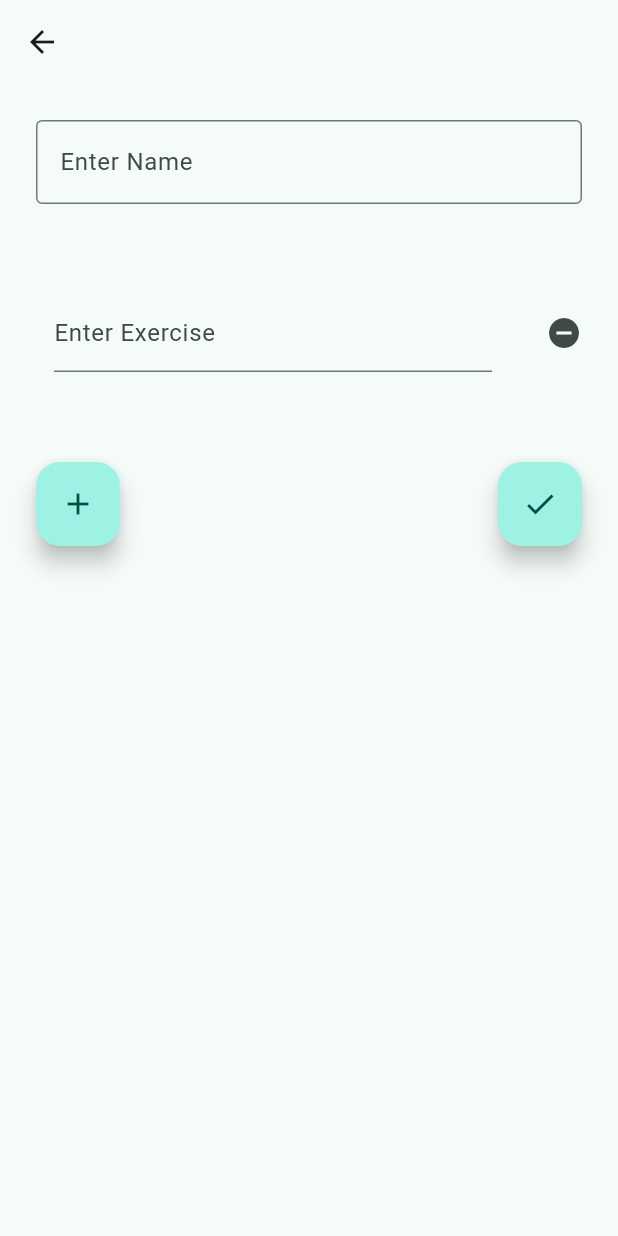
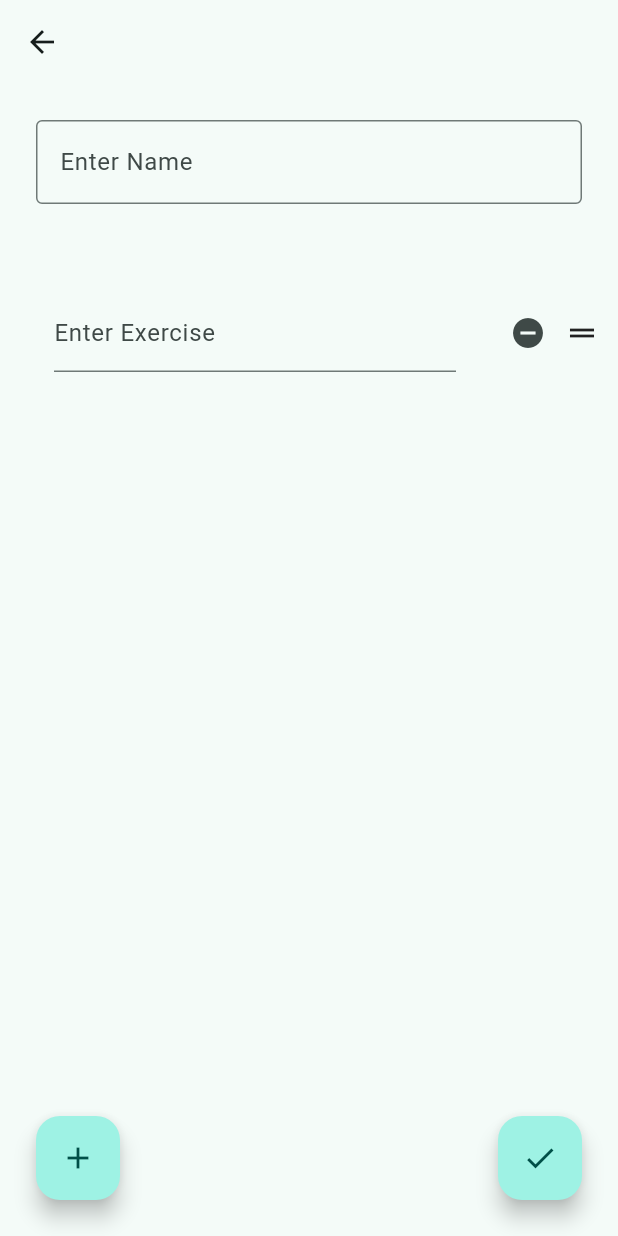
Before and after one commit to Valagit12/workin, a Flutter app: the screen it shows after launch, after a tap on the "add" icon, on a phone screen of 412 x 824 dp. Run offline on Flutter 3.47's test engine with Material 3 defaults, Android fonts, the phone set to English and light mode, and no system bars; our stand-ins replace hive, hive_flutter; missing offline and left inert: nested_overscroll; accounts and stored records are empty.

Commit message:
Added removing set in workoutscreen and reordering elements in add workout screen

```diff
--- a/workin/lib/screens/add_workout_screen.dart
+++ b/workin/lib/screens/add_workout_screen.dart
@@ -82,15 +82,14 @@ class _AddWorkoutScreenState extends State<AddWorkoutScreen> {
         behavior: HitTestBehavior.opaque,
         onTap: _dismissKeyboard,
         child: Form(
-          child: ListView(
-            controller: _scrollController,
+          child: Column(
             children: [
+              // Title
               Container(
                 margin: const EdgeInsets.symmetric(
                   horizontal: AppSpacing.large,
                   vertical: AppSpacing.large,
                 ),
-                child: SizedBox(
                 child: TextFormField(
                   controller: title,
                   decoration: const InputDecoration(
@@ -99,20 +98,33 @@ class _AddWorkoutScreenState extends State<AddWorkoutScreen> {
                   ),
                 ),
               ),
-              ),
 
-              for (var workoutController in workoutInputControllers)
-                Container(
+              // Reorderable exercises
+              Expanded(
+                child: ReorderableListView.builder(
+                  padding: const EdgeInsets.only(bottom: AppSpacing.large),
+                  itemCount: workoutInputControllers.length,
+                  onReorder: (oldIndex, newIndex) {
+                    setState(() {
+                      if (newIndex > oldIndex) newIndex -= 1;
+                      final item = workoutInputControllers.removeAt(oldIndex);
+                      workoutInputControllers.insert(newIndex, item);
+                    });
+                  },
+                  itemBuilder: (context, index) {
+                    final controller = workoutInputControllers[index];
+
+                    return Container(
+                      key: ValueKey(controller), // important for reordering
                       margin: const EdgeInsets.all(AppSpacing.small),
                       child: Row(
-                    mainAxisSize: MainAxisSize.min,
                         children: [
                           Expanded(
                             child: Container(
                               padding: const EdgeInsets.all(AppSpacing.large),
                               height: 100,
                               child: TextFormField(
-                            controller: workoutController,
+                                controller: controller,
                                 decoration: const InputDecoration(
                                   labelText: 'Enter Exercise',
                                 ),
@@ -123,18 +135,22 @@ class _AddWorkoutScreenState extends State<AddWorkoutScreen> {
                             icon: const Icon(Icons.remove_circle),
                             onPressed: () {
                               setState(() {
-                            workoutInputControllers.remove(workoutController);
+                                workoutInputControllers.removeAt(index);
                               });
                             },
                           ),
+                          const Icon(Icons.drag_handle), // drag handle
                         ],
+                      ),
+                    );
+                  },
                 ),
               ),
 
+              // Buttons row
               Container(
                 margin: const EdgeInsets.all(AppSpacing.large),
                 child: Row(
-                  mainAxisSize: MainAxisSize.min,
                   mainAxisAlignment: MainAxisAlignment.spaceBetween,
                   children: [
                     FloatingActionButton(
--- a/workin/lib/screens/home_screen.dart
+++ b/workin/lib/screens/home_screen.dart
@@ -47,6 +47,7 @@ class HomeScreen extends StatelessWidget {
                       ),
                       for (var workout in workouts)
                         WorkoutcardWidget(workout: workout),
+                      SizedBox(height: 100),
                     ],
                   );
                 },
--- a/workin/lib/widgets/workoutcard.dart
+++ b/workin/lib/widgets/workoutcard.dart
@@ -94,7 +94,7 @@ class WorkoutcardWidget extends StatelessWidget {
                   child: Row(
                     children: [
                       IconButton(
-                        icon: const Icon(Icons.check),
+                        icon: const Icon(Icons.edit),
                         tooltip: 'Edit workout',
                         onPressed: () {
                           final resultBox = Hive.box<WorkoutResult>(
```
Also changed, not shown: workin/lib/screens/workout_screen.dart (+12 -0 lines). Lines whose indentation alone changed are shown as unchanged.
